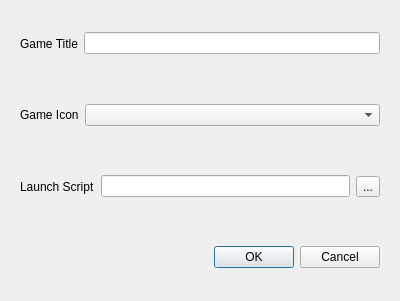
Above: UI/add_new_game_dialogue.ui from TRACTOR-MAN/Pretty_Game_Launcher before the change. Below: the same form after it.
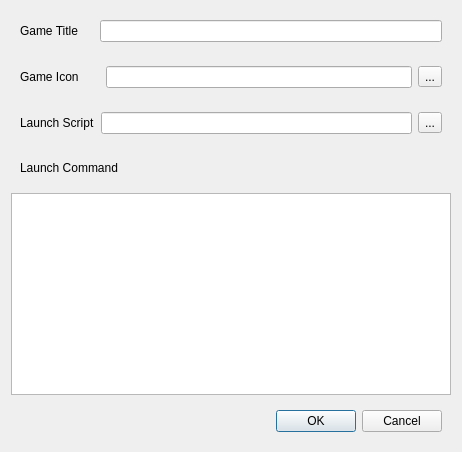
That is the form after the change.

Commit message:
Completed the build of the Add New Game Dialogue
Finished building the QtDesigner form for the Add new game dialogue box

```diff
--- a/UI/add_new_game_dialogue.ui
+++ b/UI/add_new_game_dialogue.ui
@@ -6,8 +6,8 @@
    <rect>
     <x>0</x>
     <y>0</y>
-    <width>400</width>
-    <height>301</height>
+    <width>462</width>
+    <height>452</height>
    </rect>
   </property>
   <property name="sizePolicy">
@@ -30,6 +30,16 @@
         </property>
        </widget>
       </item>
+      <item>
+       <widget class="QWidget" name="widget_7" native="true">
+        <property name="minimumSize">
+         <size>
+          <width>10</width>
+          <height>0</height>
+         </size>
+        </property>
+       </widget>
+      </item>
       <item>
        <widget class="QLineEdit" name="lineEdit"/>
       </item>
@@ -47,15 +57,32 @@
        </widget>
       </item>
       <item>
-       <widget class="QComboBox" name="comboBox">
+       <widget class="QWidget" name="widget_6" native="true">
+        <property name="minimumSize">
+         <size>
+          <width>15</width>
+          <height>0</height>
+         </size>
+        </property>
+       </widget>
+      </item>
+      <item>
+       <widget class="QLineEdit" name="lineEdit_2">
         <property name="sizePolicy">
-         <sizepolicy hsizetype="Preferred" vsizetype="Fixed">
-          <horstretch>3</horstretch>
+         <sizepolicy hsizetype="Expanding" vsizetype="Fixed">
+          <horstretch>0</horstretch>
           <verstretch>0</verstretch>
          </sizepolicy>
         </property>
        </widget>
       </item>
+      <item>
+       <widget class="QToolButton" name="toolButton_2">
+        <property name="text">
+         <string>...</string>
+        </property>
+       </widget>
+      </item>
      </layout>
     </widget>
    </item>
@@ -82,6 +109,39 @@
      </layout>
     </widget>
    </item>
+   <item>
+    <widget class="QWidget" name="widget_5" native="true">
+     <layout class="QVBoxLayout" name="verticalLayout_2">
+      <item>
+       <layout class="QHBoxLayout" name="horizontalLayout_5">
+        <item>
+         <widget class="QLabel" name="label_4">
+          <property name="text">
+           <string>Launch Command</string>
+          </property>
+         </widget>
+        </item>
+        <item>
+         <spacer name="horizontalSpacer_3">
+          <property name="orientation">
+           <enum>Qt::Horizontal</enum>
+          </property>
+          <property name="sizeHint" stdset="0">
+           <size>
+            <width>40</width>
+            <height>20</height>
+           </size>
+          </property>
+         </spacer>
+        </item>
+       </layout>
+      </item>
+     </layout>
+    </widget>
+   </item>
+   <item>
+    <widget class="QPlainTextEdit" name="plainTextEdit"/>
+   </item>
    <item>
     <widget class="QWidget" name="widget" native="true">
      <layout class="QHBoxLayout" name="horizontalLayout">
```
Left out of the diff: 62 changed lines with no effect on the pictures. The commit also changes 5 other files.
